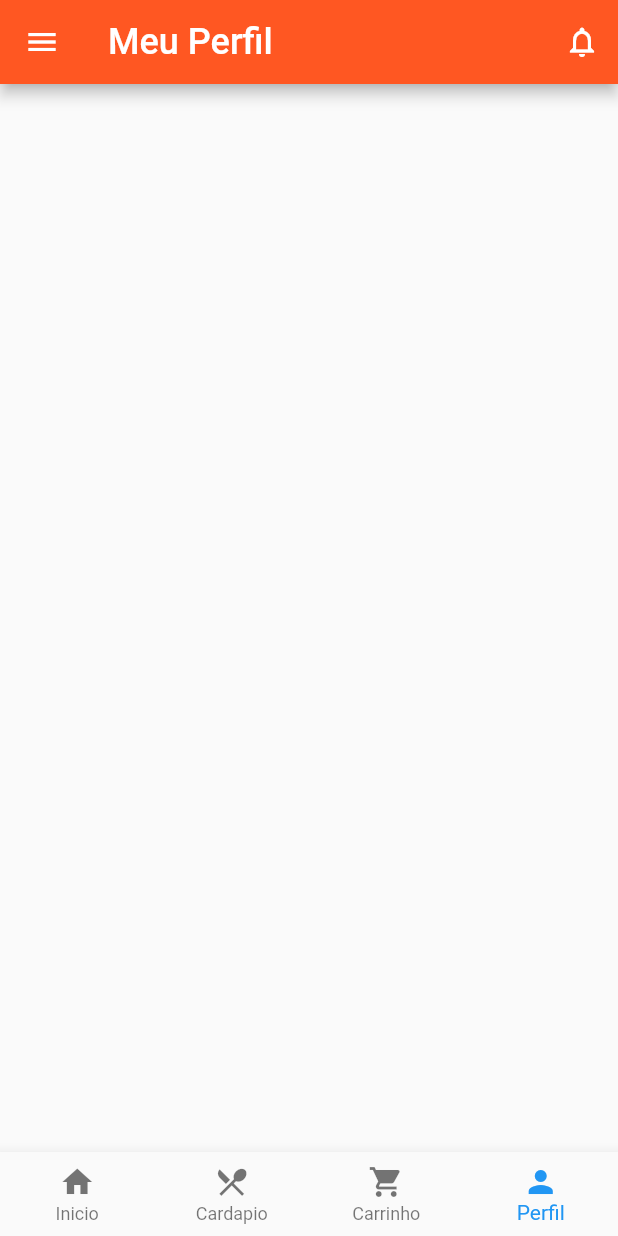
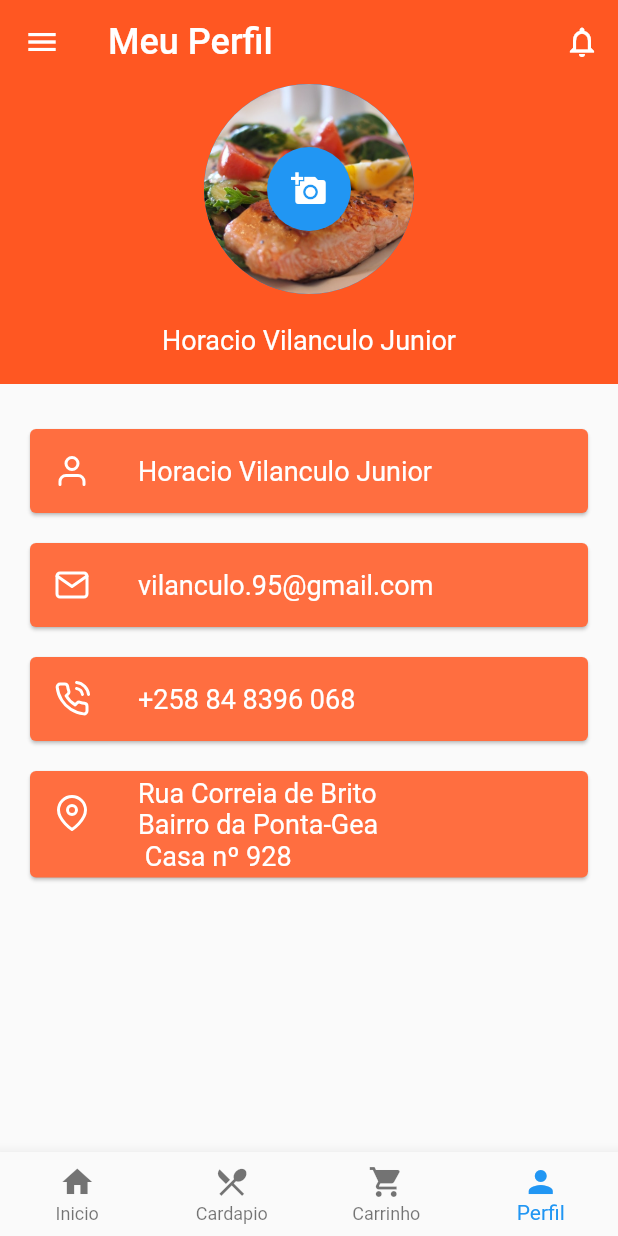
Before and after one commit to HoracioJunior/Food_Ordering_UI, a Flutter app: the screen it shows after launch, item 4 of the bottom bar chosen, on a phone screen of 412 x 824 dp. Run offline on Flutter 3.47's test engine with Material 2 defaults, Android fonts, the phone set to English and light mode, and no system bars; our stand-ins replace feather_icons_flutter, font_awesome_flutter, image_picker, smooth_star_rating; missing offline and left inert: animated_card, flutter_auth_buttons; Roboto replaces fonts that are missing (Source Sans Pro).

Commit message:
Profile Home Page Built

```diff
--- a/lib/src/pages/profile_page.dart
+++ b/lib/src/pages/profile_page.dart
@@ -1,28 +1,29 @@
 import 'package:flutter/material.dart';
-import 'package:flutter_vector_icons/flutter_vector_icons.dart';
+import 'package:animated_card/animated_card.dart';
+import 'package:image_picker/image_picker.dart';
 import 'package:feather_icons_flutter/feather_icons_flutter.dart';
 
-class ProfilePage extends StatefulWidget{
+class ProfilePage extends StatefulWidget {
   @override
   _ProfilePageState createState() => _ProfilePageState();
 }
 
-class _ProfilePageState extends State<ProfilePage>{
+class _ProfilePageState extends State<ProfilePage> {
   @override
-  Widget build(BuildContext context){
+  Widget build(BuildContext context) {
     return Scaffold(
         appBar: AppBar(
+          elevation: 0.0,
           backgroundColor: Colors.deepOrange,
           actions: <Widget>[
             IconButton(
               icon: Icon(Icons.notifications_none),
-            onPressed: (){},
+              onPressed: () {},
             ),
           ],
-        title: Text("Meu Perfil",
-         style: TextStyle(
-           fontSize: 24.0
-         ),
+          title: Text(
+            "Meu Perfil",
+            style: TextStyle(fontSize: 24.0),
           ),
         ),
         drawer: Drawer(
@@ -38,58 +39,189 @@ class _ProfilePageState extends State<ProfilePage>{
                 ),
               ),
               ListTile(
-              title: Text("Minhas Ordens",
-              style: TextStyle(color: Colors.deepOrange) ,
+                title: Text(
+                  "Minhas Ordens",
+                  style: TextStyle(color: Colors.deepOrange),
                 ),
-              leading: Icon(Icons.shopping_basket, color: Colors.deepOrange,),
-              onTap: (){ print("Minhas Ordens");},
+                leading: Icon(
+                  Icons.shopping_basket,
+                  color: Colors.deepOrange,
+                ),
+                onTap: () {
+                  print("Minhas Ordens");
+                },
               ),
               ListTile(
-              title: Text("Minha Conta",
-              style: TextStyle(color: Colors.deepOrange) ,
+                title: Text(
+                  "Minha Conta",
+                  style: TextStyle(color: Colors.deepOrange),
                 ),
-              leading: Icon(Icons.person, color: Colors.deepOrange,),
-              onTap: (){ print("Minha Conta");},
+                leading: Icon(
+                  Icons.person,
+                  color: Colors.deepOrange,
+                ),
+                onTap: () {
+                  print("Minha Conta");
+                },
               ),
               ListTile(
-              title: Text("Sobre nós",
-              style: TextStyle(color: Colors.deepOrange) ,
+                title: Text(
+                  "Sobre nós",
+                  style: TextStyle(color: Colors.deepOrange),
                 ),
-              leading: Icon(FeatherIcons.users, color: Colors.deepOrange,),
-              onTap: (){},
+                leading: Icon(
+                  FeatherIcons.users,
+                  color: Colors.deepOrange,
                 ),
-            Divider( color: Colors.deepOrange,),
+                onTap: () {},
+              ),
+              Divider(
+                color: Colors.deepOrange,
+              ),
               ListTile(
-              title: Text("Centro de Ajuda",
-              style: TextStyle(color: Colors.deepOrange) ,
+                title: Text(
+                  "Centro de Ajuda",
+                  style: TextStyle(color: Colors.deepOrange),
                 ),
                 leading: Icon(Icons.help, color: Colors.blue),
-              onTap: (){ print("Centro de Ajuda");},
+                onTap: () {
+                  print("Centro de Ajuda");
+                },
               ),
               ListTile(
-              title: Text("Definições",
-              style: TextStyle(color: Colors.deepOrange) ,
+                title: Text(
+                  "Definições",
+                  style: TextStyle(color: Colors.deepOrange),
                 ),
-              leading: Icon(FeatherIcons.settings, color: Colors.deepOrange,),
-              onTap: (){ print("Definições");},
+                leading: Icon(
+                  FeatherIcons.settings,
+                  color: Colors.deepOrange,
+                ),
+                onTap: () {
+                  print("Definições");
+                },
               ),
               ListTile(
-              title: Text("Termos de Uso e Licença",
-              style: TextStyle(color: Colors.deepOrange) ,
+                title: Text(
+                  "Termos de Uso e Licença",
+                  style: TextStyle(color: Colors.deepOrange),
                 ),
-              leading: Icon(FeatherIcons.file, color: Colors.deepOrange,),
-              onTap: (){ print("Termos de Uso e Licença");},
+                leading: Icon(
+                  FeatherIcons.file,
+                  color: Colors.deepOrange,
+                ),
+                onTap: () {
+                  print("Termos de Uso e Licença");
+                },
               ),
               ListTile(
-              title: Text("Terminar a Sessão",
-              style: TextStyle(color: Colors.deepOrange) ,
+                title: Text(
+                  "Terminar a Sessão",
+                  style: TextStyle(color: Colors.deepOrange),
                 ),
-              leading: Icon(FeatherIcons.logOut, color: Colors.deepOrange,),
-              onTap: (){ print("");},
+                leading: Icon(
+                  FeatherIcons.logOut,
+                  color: Colors.deepOrange,
+                ),
+                onTap: () {
+                  print("");
+                },
               ),
             ],
           ),
         ),
-    );
+        body: SingleChildScrollView(
+                  child: Container(
+            child: Column(
+              children: <Widget>[
+                Container(
+                  height: 200,
+                  width: double.infinity,
+                  decoration: BoxDecoration(
+                    color: Colors.deepOrange,
+                  ),
+                  child: Column(
+                    children: <Widget>[
+                      CircleAvatar(
+                        backgroundImage: AssetImage("assets/images/lunch.jpeg"),
+                        radius: 70,
+                        child: FloatingActionButton(
+                          tooltip: 'Pick Image',
+                          child: Icon(Icons.add_a_photo),
+                        ),
+                      ),
+                      SizedBox(
+                        height: 20.0,
+                      ),
+                      Text(
+                        "Horacio Vilanculo Junior",
+                        style: TextStyle(color: Colors.white, fontSize: 18.0),
+                      ),
+                    ],
+                  ),
+                ),
+                SizedBox(height: 20),
+                Card(
+                  margin: EdgeInsets.symmetric(vertical: 10.0, horizontal: 20.0),
+                  color: Colors.deepOrangeAccent,
+                  child: ListTile(
+                    leading: Icon(FeatherIcons.user, color: Colors.white,),
+                    title: Text(
+                      "Horacio Vilanculo Junior",
+                      style: TextStyle(
+                          fontSize: 18.0, fontFamily: "Source Sans Pro",
+                          color: Colors.white,
+                          ),
+                    ),
+
+                  ),
+                ),
+                Card(
+                  margin: EdgeInsets.symmetric(vertical: 10.0, horizontal: 20.0),
+                  color: Colors.deepOrangeAccent,
+                  child: ListTile(
+                    leading: Icon(FeatherIcons.mail, color: Colors.white,),
+                    title: Text(
+                      "vilanculo.95@gmail.com",
+                      style: TextStyle(
+                          fontSize: 18.0, fontFamily: "Source Sans Pro",
+                          color: Colors.white,
+                          ),
+                    ),
+                  ),
+
+                ),
+                Card(
+                  margin: EdgeInsets.symmetric(vertical: 10.0, horizontal: 20.0),
+                  color: Colors.deepOrangeAccent,
+                  child: ListTile(
+                    leading: Icon(FeatherIcons.phoneCall, color: Colors.white,),
+                    title: Text(
+                      "+258 84 8396 068",
+                      style: TextStyle(
+                          fontSize: 18.0, fontFamily: "Source Sans Pro",
+                          color: Colors.white,
+                          ),
+                    ),
+                  ),
+                ),
+                Card(
+                  margin: EdgeInsets.symmetric(vertical: 10.0, horizontal: 20.0),
+                  color: Colors.deepOrangeAccent,
+                  child: ListTile(
+                    leading: Icon(FeatherIcons.mapPin, color: Colors.white,),
+                    title: Text(
+                      "Rua Correia de Brito\nBairro da Ponta-Gea\n Casa nº 928",
+                      style: TextStyle(
+                          fontSize: 18.0, fontFamily: "Source Sans Pro",
+                          color: Colors.white,
+                          ),
+                    ),
+                  ),
+                ),
+              ],
+            ),
+          ),
+        ));
   }
 }
--- a/lib/src/pages/sign_page.dart
+++ b/lib/src/pages/sign_page.dart
@@ -181,6 +181,7 @@ class _SignInPageState extends State<SignInPage> {
                   darkMode: true,
                   text: "Google",
                 ),
+                SizedBox(width: 20,),
                 FacebookSignInButton(
                   onPressed: () {},
                   text: "Facebook",
--- a/pubspec.yaml
+++ b/pubspec.yaml
@@ -23,6 +23,8 @@ dependencies:
   flutter_vector_icons: ^0.2.1
   feather_icons_flutter: ^4.7.4
   flutter_auth_buttons: ^0.5.0
+  image_picker: ^0.6.1+4
+  animated_card: ^1.0.0+8
   flutter:
     sdk: flutter
 
```
Also changed, not shown: pubspec.lock. Lines whose indentation alone changed are shown as unchanged.
